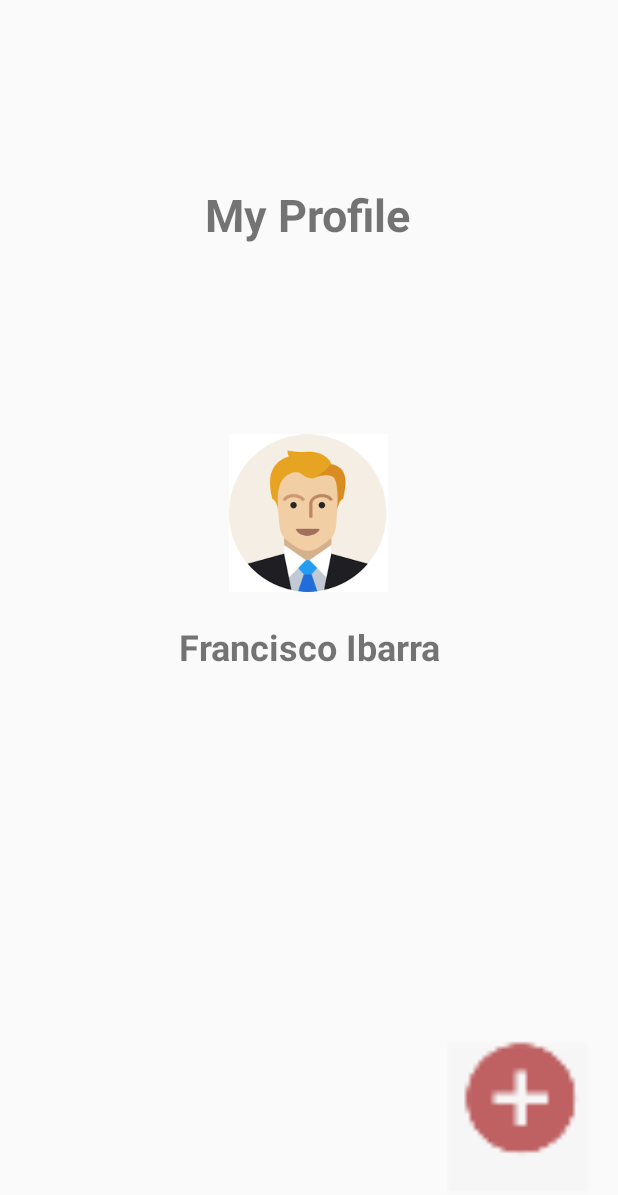
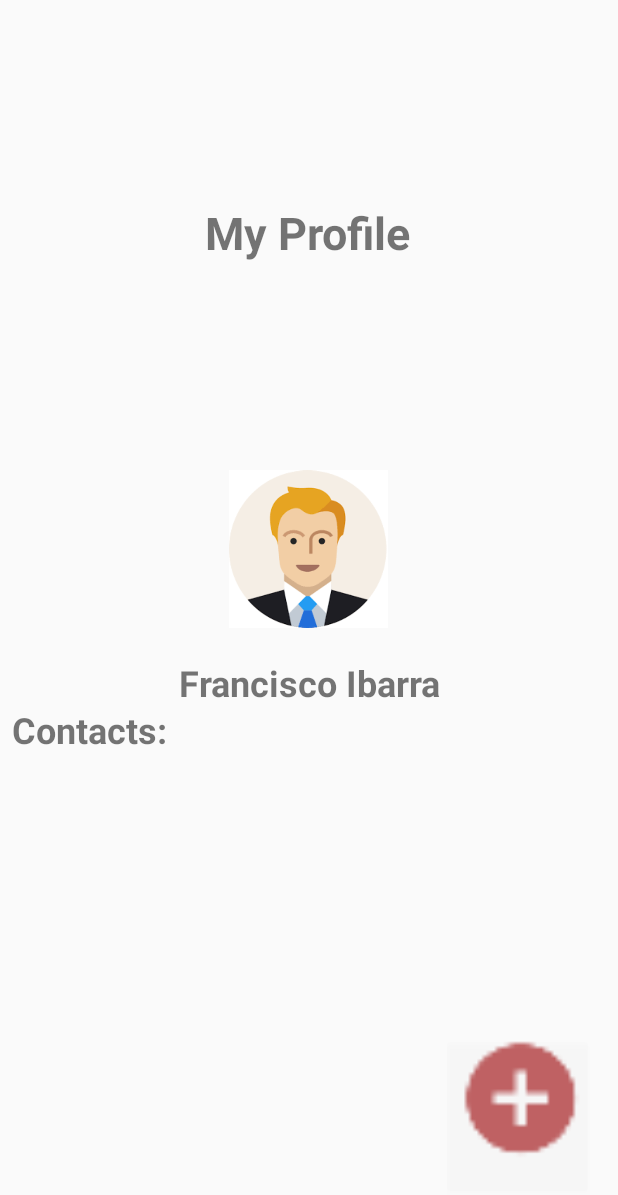
Before and after one commit to Francisco-Ibarra07/ContactManager, an Android app: the layout activity_home_page.xml on its own in the app's theme, with its tools: preview values and no code run, on a phone screen of 412 x 824 dp. Shown: the top 1195 px of the screen. Run offline under Robolectric (Android 15) with nearby library versions, the phone set to English and light mode, and no system bars.

Commit message:
Update TODO list

```diff
--- a/app/src/main/java/com/gp6/spartanjcapp/ContactView.java
+++ b/app/src/main/java/com/gp6/spartanjcapp/ContactView.java
@@ -37,7 +37,6 @@ public class ContactView extends AppCompatActivity {
         //Contact's display name
         displayName.setText(contactFirstName + " " + contactLastName + "'s Contact Info");
 
-
         String[] array = {"First Name: " + contactFirstName, "Last Name: " + contactLastName, "+" + contactPhoneNumber, contactEmail};
         ArrayAdapter adapter = new ArrayAdapter<String>(this, R.layout.activity_listview, array);
         ListView listView = (ListView) findViewById(R.id.mobile_list);
--- a/app/src/main/java/com/gp6/spartanjcapp/HomePage.java
+++ b/app/src/main/java/com/gp6/spartanjcapp/HomePage.java
@@ -36,14 +36,15 @@ import java.util.List;
                 (If that does not work, do it through hamburger window)
         (DONE) 5) Make adding contacts manually possible
         (DONE) 6) Test to be able to add one contact onto one of the user's contact list on Firebase
-        7) Make list view clickable
+        (DONE) 7) Make list view clickable
         8) Generate QR code to a user
-        9) Replaced fake names in "Contact View" activity with real contacts
-            Pass in contact object
-            Use that information to fill our contact view page
+        (DONE) 9) Replaced fake names in "Contact View" activity with real contacts
+                    Pass in contact object
+                    Use that information to fill our contact view page
         10) Get info from scanned QR code and add to database
         11) Add hamburger icon side
         12) Documentation
+        (LEAST PRIORITY) 13) Have avatars change depending on user's preference
 
  */
 public class HomePage extends AppCompatActivity {
--- a/app/src/main/res/layout/activity_home_page.xml
+++ b/app/src/main/res/layout/activity_home_page.xml
@@ -10,7 +10,7 @@
         xmlns:tools="http://schemas.android.com/tools"
         android:id="@+id/linearLayout"
         android:layout_width="411dp"
-        android:layout_height="339dp"
+        android:layout_height="315dp"
         android:orientation="vertical"
         app:layout_constraintBottom_toBottomOf="parent"
         app:layout_constraintEnd_toEndOf="parent"
@@ -149,4 +149,22 @@
         app:layout_constraintTop_toTopOf="parent"
         app:layout_constraintVertical_bias="1.0" />
 
+    <TextView
+        android:id="@+id/textView2"
+        android:layout_width="106dp"
+        android:layout_height="28dp"
+        android:layout_marginStart="8dp"
+        android:layout_marginLeft="8dp"
+        android:layout_marginEnd="8dp"
+        android:layout_marginRight="8dp"
+        android:layout_marginBottom="11dp"
+        android:text="Contacts:"
+        android:textSize="24sp"
+        android:textStyle="bold"
+        app:layout_constraintBottom_toTopOf="@+id/linearLayout"
+        app:layout_constraintEnd_toEndOf="parent"
+        app:layout_constraintHorizontal_bias="0.0"
+        app:layout_constraintStart_toStartOf="parent"
+        app:layout_constraintTop_toBottomOf="@+id/displayNameTextView" />
+
 </android.support.constraint.ConstraintLayout>
```
